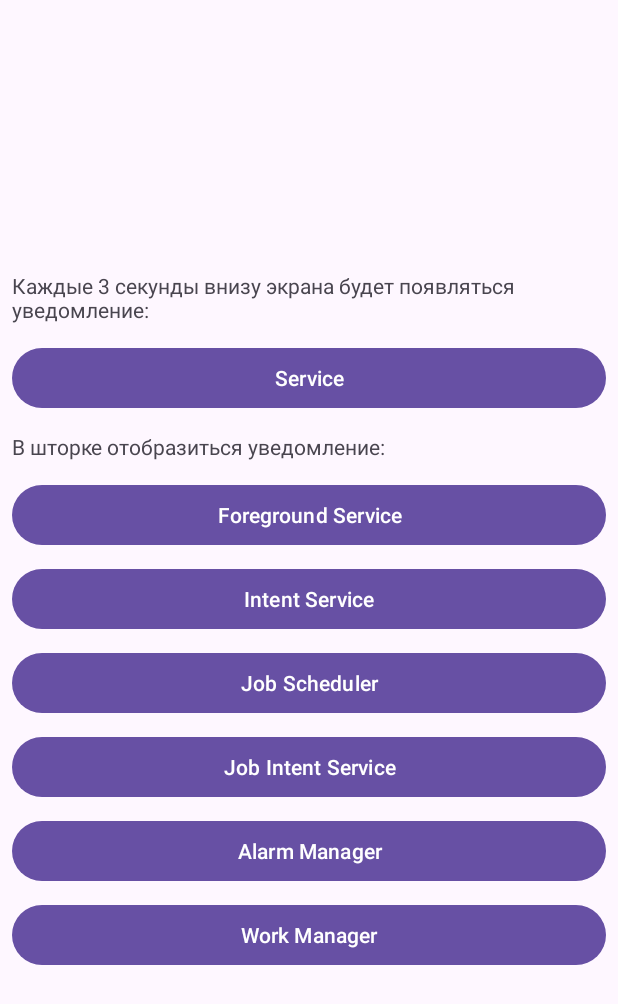
After one commit to wowus94/AndroidCourseStepik, an Android app: the ServicesTestMainActivity screen opened directly, with no data from a screen before it, on a phone screen of 412 x 824 dp. The commit adds this screen. Shown: the top 1004 px of the screen. Run offline under Robolectric (Android 15) with nearby library versions, the phone set to English and light mode, and no system bars.

Commit message:
Added Services App

```diff
--- a/app/src/main/java/ru/vlyashuk/androidcoursestepik/MainActivity.kt
+++ b/app/src/main/java/ru/vlyashuk/androidcoursestepik/MainActivity.kt
@@ -8,6 +8,7 @@ import androidx.core.view.ViewCompat
 import androidx.core.view.WindowInsetsCompat
 import ru.vlyashuk.androidcoursestepik.coroutine_app.MainCoroutineActivity
 import ru.vlyashuk.androidcoursestepik.databinding.ActivityMainBinding
+import ru.vlyashuk.androidcoursestepik.services_test_app.ServicesTestMainActivity
 import ru.vlyashuk.androidcoursestepik.shopping_list.presentation.ShoppingListActivity
 import ru.vlyashuk.androidcoursestepik.the_number.presentation.MainNumberActivity
 
@@ -42,6 +43,11 @@ class MainActivity : AppCompatActivity() {
                 val navigate = Intent(this@MainActivity, MainCoroutineActivity::class.java)
                 startActivity(navigate)
             }
+
+            servicesTestApp.setOnClickListener {
+                val navigate = Intent(this@MainActivity, ServicesTestMainActivity::class.java)
+                startActivity(navigate)
+            }
         }
 
 
--- /dev/null
+++ b/app/src/main/res/layout/activity_services_test_main.xml
@@ -0,0 +1,72 @@
+<?xml version="1.0" encoding="utf-8"?>
+<LinearLayout xmlns:android="http://schemas.android.com/apk/res/android"
+    xmlns:tools="http://schemas.android.com/tools"
+    android:id="@+id/main"
+    android:layout_width="match_parent"
+    android:layout_height="match_parent"
+    android:gravity="center"
+    android:orientation="vertical"
+    tools:context=".MainActivity">
+
+    <TextView
+        style="@style/DescriptionTextViewStyle"
+        android:layout_width="match_parent"
+        android:layout_height="wrap_content"
+        android:text="Каждые 3 секунды внизу экрана будет появляться уведомление:" />
+
+    <Button
+        android:id="@+id/simple_service"
+        style="@style/ServiceButtonStyle"
+        android:layout_width="match_parent"
+        android:layout_height="wrap_content"
+        android:text="@string/service" />
+
+    <TextView
+        style="@style/DescriptionTextViewStyle"
+        android:layout_width="match_parent"
+        android:layout_height="wrap_content"
+        android:text="В шторке отобразиться уведомление:" />
+
+    <Button
+        android:id="@+id/foreground_service"
+        style="@style/ServiceButtonStyle"
+        android:layout_width="match_parent"
+        android:layout_height="wrap_content"
+        android:text="@string/foreground_service" />
+
+    <Button
+        android:id="@+id/intent_service"
+        style="@style/ServiceButtonStyle"
+        android:layout_width="match_parent"
+        android:layout_height="wrap_content"
+        android:text="@string/intent_service" />
+
+    <Button
+        android:id="@+id/job_scheduler"
+        style="@style/ServiceButtonStyle"
+        android:layout_width="match_parent"
+        android:layout_height="wrap_content"
+        android:text="@string/job_scheduler" />
+
+    <Button
+        android:id="@+id/job_intent_service"
+        style="@style/ServiceButtonStyle"
+        android:layout_width="match_parent"
+        android:layout_height="wrap_content"
+        android:text="@string/job_intent_service" />
+
+    <Button
+        android:id="@+id/alarm_manager"
+        style="@style/ServiceButtonStyle"
+        android:layout_width="match_parent"
+        android:layout_height="wrap_content"
+        android:text="@string/alarm_manager" />
+
+    <Button
+        android:id="@+id/work_manager"
+        style="@style/ServiceButtonStyle"
+        android:layout_width="match_parent"
+        android:layout_height="wrap_content"
+        android:text="@string/work_manager" />
+
+</LinearLayout>
--- a/app/src/main/res/values/strings.xml
+++ b/app/src/main/res/values/strings.xml
@@ -36,4 +36,14 @@
     <string name="city">Город:</string>
     <string name="temperature">Температура:</string>
     <string name="loading_temperature_toast">Загрузка температуры для города: %s</string>
+
+    <!--    Сервисы-->
+    <string name="services">Сервисы</string>
+    <string name="service">Service</string>
+    <string name="foreground_service">Foreground Service</string>
+    <string name="intent_service">Intent Service</string>
+    <string name="job_scheduler">Job Scheduler</string>
+    <string name="job_intent_service">Job Intent Service</string>
+    <string name="alarm_manager">Alarm Manager</string>
+    <string name="work_manager">Work Manager</string>
 </resources>
--- a/app/src/main/res/values/styles.xml
+++ b/app/src/main/res/values/styles.xml
@@ -21,4 +21,16 @@
         <item name="android:gravity">center</item>
         <item name="android:textColor">@color/white</item>
     </style>
+
+    <style name="ServiceButtonStyle">
+        <item name="android:layout_marginEnd">8dp</item>
+        <item name="android:layout_marginStart">8dp</item>
+        <item name="android:layout_marginTop">4dp</item>
+        <item name="android:layout_marginBottom">4dp</item>
+    </style>
+
+    <style name="DescriptionTextViewStyle">
+        <item name="android:textSize">14sp</item>
+        <item name="android:layout_margin">8dp</item>
+    </style>
 </resources>
```
Also changed, not shown: app/src/main/AndroidManifest.xml (+20 -3 lines), app/src/main/java/ru/vlyashuk/androidcoursestepik/services_test_app/ServicesTestMainActivity.kt (added, +85 -0 lines), app/src/main/java/ru/vlyashuk/androidcoursestepik/services_test_app/TestBackgroundService.kt (added, +57 -0 lines), app/src/main/java/ru/vlyashuk/androidcoursestepik/services_test_app/TestForegroundService.kt (added, +60 -0 lines), app/src/main/res/layout/activity_main.xml (+13 -0 lines), 1 other file.
